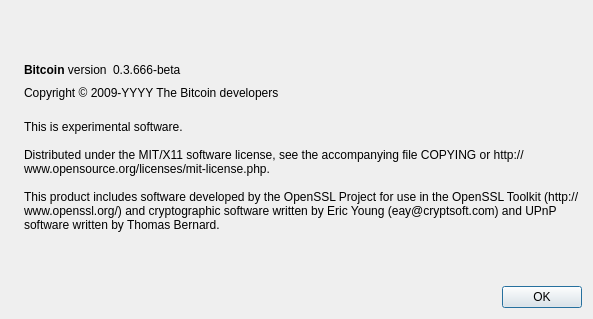
First picture: the form in src/qt/forms/aboutdialog.ui, repository bryceweiner/nautiluscoin, before the edit.
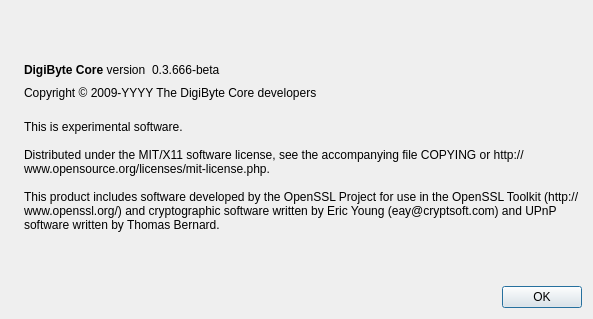
Second picture: the form after the edit. Icons and pictures are not drawn.

Commit message: Import of DigiByte 2.9.1 codebase

Patch:
```diff
--- a/src/qt/forms/aboutdialog.ui
+++ b/src/qt/forms/aboutdialog.ui
@@ -50,7 +50,7 @@
           <cursorShape>IBeamCursor</cursorShape>
          </property>
          <property name="text">
-          <string>&lt;b&gt;Bitcoin&lt;/b&gt; version</string>
+          <string>&lt;b&gt;DigiByte Core&lt;/b&gt; version</string>
          </property>
          <property name="textInteractionFlags">
           <set>Qt::LinksAccessibleByMouse|Qt::TextSelectableByKeyboard|Qt::TextSelectableByMouse</set>
@@ -91,7 +91,7 @@
         <cursorShape>IBeamCursor</cursorShape>
        </property>
        <property name="text">
-        <string notr="true">Copyright &amp;copy; 2009-YYYY The Bitcoin developers</string>
+        <string notr="true">Copyright &amp;copy; 2009-YYYY The DigiByte Core developers</string>
        </property>
        <property name="textFormat">
         <enum>Qt::RichText</enum>
```
Left out of the diff: 22 changed lines with no effect on the pictures. The commit also changes 898 other files.
